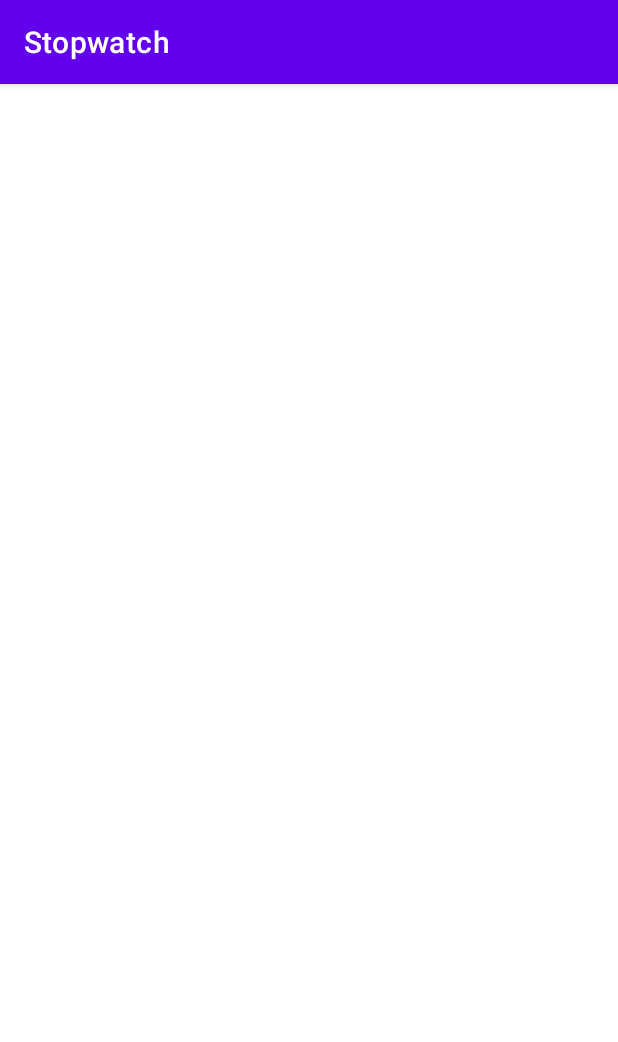
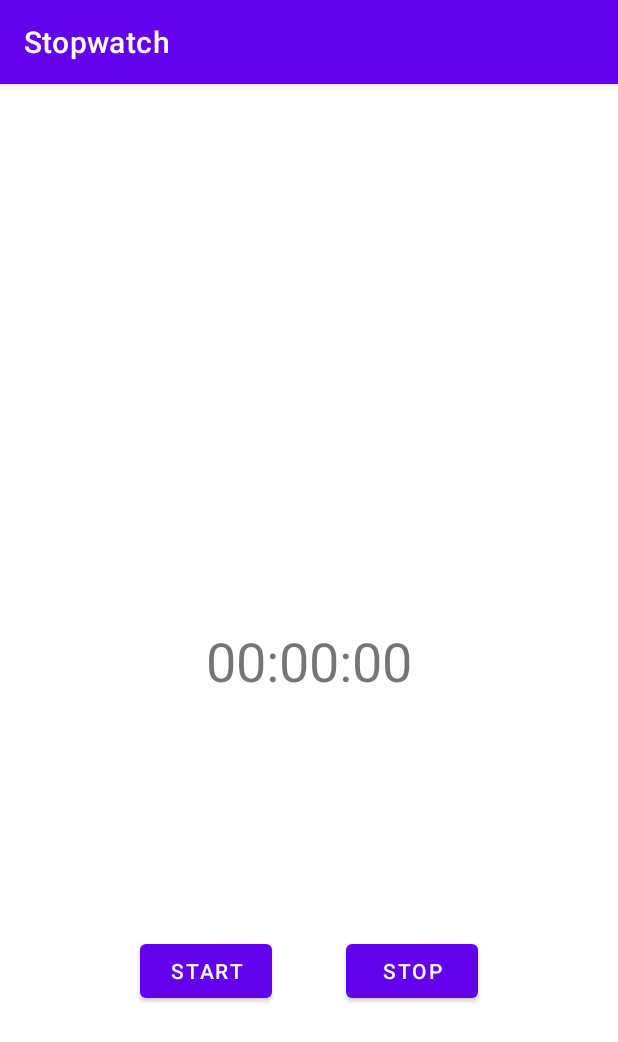
Before and after one commit to wilkison-silva/stop-watch-android, an Android app: the screen it shows after launch (MainActivity), on a phone screen of 412 x 824 dp. Shown: the top 1042 px of the screen. Run offline under Robolectric (Android 15) with nearby library versions, the phone set to English and light mode, and no system bars.

Commit message:
Lógica utilizando handler e runnable finalizada. Falta refatorar e fazer um novo XML para a activity

```diff
--- a/app/src/main/java/com/will/stopwatch/ui/activity/MainActivity.java
+++ b/app/src/main/java/com/will/stopwatch/ui/activity/MainActivity.java
@@ -3,14 +3,78 @@ package com.will.stopwatch.ui.activity;
 import androidx.appcompat.app.AppCompatActivity;
 
 import android.os.Bundle;
+import android.os.Handler;
+import android.view.View;
+import android.widget.Button;
+import android.widget.TextView;
 
 import com.will.stopwatch.R;
 
+import java.util.Locale;
+
 public class MainActivity extends AppCompatActivity {
+
+    private Button buttonStart;
+    private Button buttonStop;
+    private TextView textViewCronometro;
+    long millisegundos = 0;
+    boolean rodando = false;
+    private Handler handler;
+    private Runnable runnable;
 
     @Override
     protected void onCreate(Bundle savedInstanceState) {
         super.onCreate(savedInstanceState);
         setContentView(R.layout.activity_main);
+
+        buttonStart = findViewById(R.id.button_start);
+        buttonStop = findViewById(R.id.button_stop);
+        textViewCronometro = findViewById(R.id.textview_cronometro);
+
+        buttonStart.setOnClickListener(new View.OnClickListener() {
+            @Override
+            public void onClick(View v) {
+                start();
+            }
+        });
+
+        buttonStop.setOnClickListener(new View.OnClickListener() {
+            @Override
+            public void onClick(View v) {
+                stop();
+            }
+        });
+
+         handler= new Handler();
+         runnable = new Runnable() {
+             @Override
+             public void run() {
+                 long hora = (long) (millisegundos / 3600);
+                 long minuto = (long) ((millisegundos % 3600) / 60);
+                 long segundo = (long) (millisegundos % 60);
+
+                 String tempoDecorrido = String.format(Locale.getDefault(),
+                         "%02d:%02d:%02d", hora,
+                         minuto, segundo);
+
+                 textViewCronometro.setText(tempoDecorrido);
+
+                 if(rodando){
+                     millisegundos = millisegundos + 1;
+                 }
+
+                 handler.postDelayed(this, 1);
+             }
+         };
+    }
+
+    private void stop(){
+        rodando = false;
+        handler.removeCallbacks(runnable);
+    }
+
+    private void start(){
+        rodando = true;
+        handler.post(runnable);
     }
 }
--- a/app/src/main/res/layout/activity_main.xml
+++ b/app/src/main/res/layout/activity_main.xml
@@ -6,4 +6,34 @@
     android:layout_height="match_parent"
     tools:context=".ui.activity.MainActivity">
 
+    <TextView
+        android:id="@+id/textview_cronometro"
+        android:layout_width="wrap_content"
+        android:layout_height="wrap_content"
+        android:text="00:00:00"
+        android:textSize="36sp"
+        app:layout_constraintBottom_toBottomOf="parent"
+        app:layout_constraintEnd_toEndOf="parent"
+        app:layout_constraintStart_toStartOf="parent"
+        app:layout_constraintTop_toTopOf="parent" />
+
+    <Button
+        android:id="@+id/button_start"
+        android:layout_width="wrap_content"
+        android:layout_height="wrap_content"
+        android:text="Start"
+        app:layout_constraintBottom_toBottomOf="parent"
+        app:layout_constraintEnd_toEndOf="@+id/textview_cronometro"
+        app:layout_constraintStart_toStartOf="parent"
+        app:layout_constraintTop_toBottomOf="@+id/textview_cronometro"
+        app:layout_constraintVertical_bias="0.509" />
+
+    <Button
+        android:id="@+id/button_stop"
+        android:layout_width="wrap_content"
+        android:layout_height="wrap_content"
+        android:text="Stop"
+        app:layout_constraintBottom_toBottomOf="@+id/button_start"
+        app:layout_constraintEnd_toEndOf="parent"
+        app:layout_constraintStart_toStartOf="@+id/textview_cronometro" />
 </androidx.constraintlayout.widget.ConstraintLayout>
```
Also changed, not shown: 1 other file.
